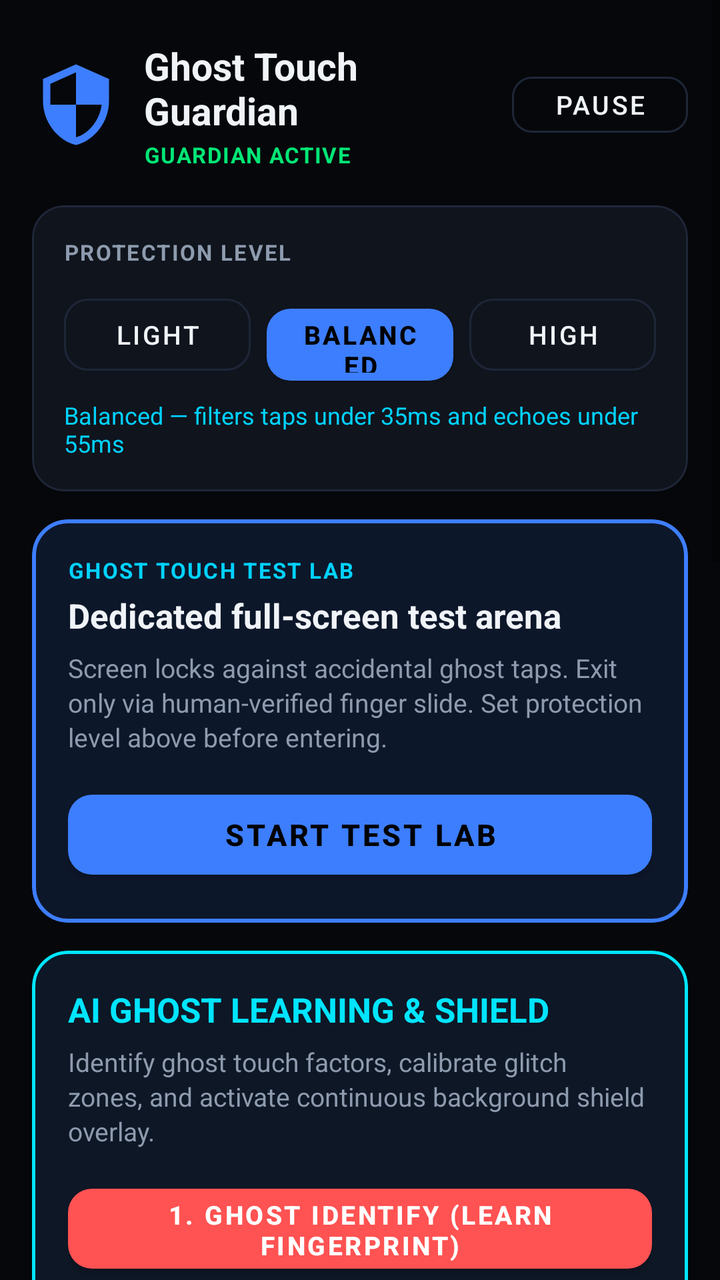
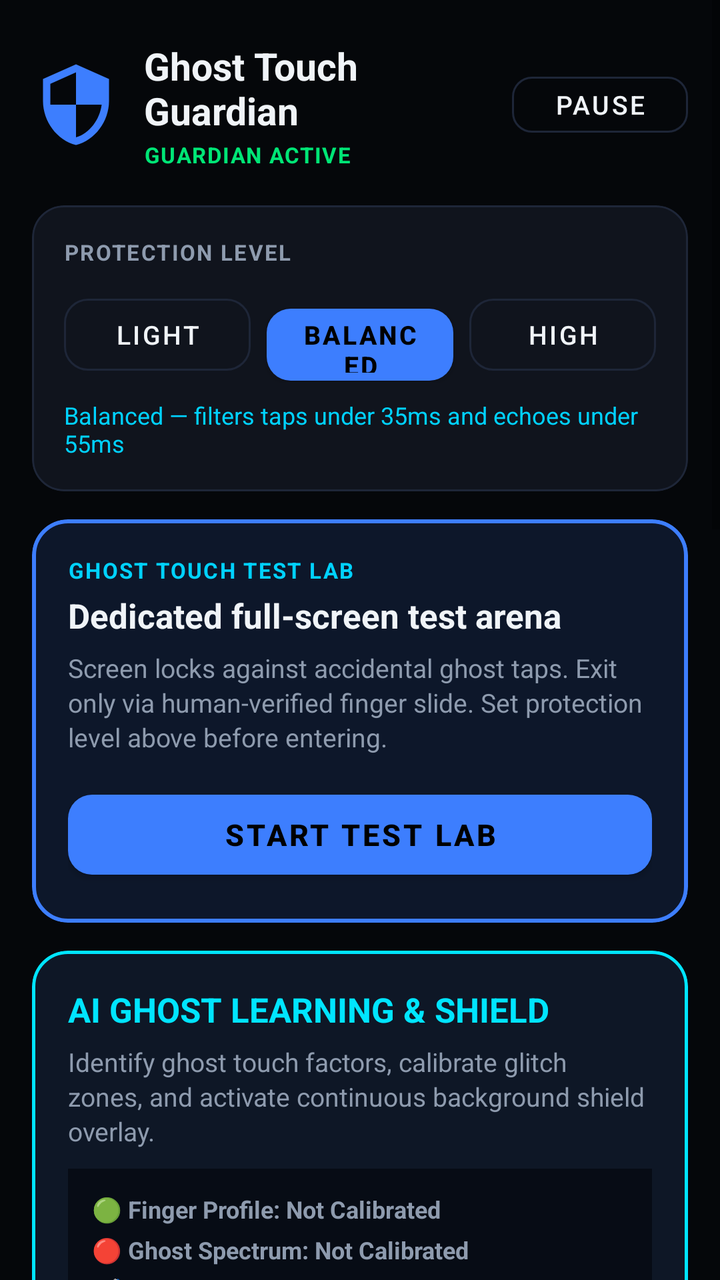

Compare the two renders of this Android layout. The source of the first and the diff that turns it into the second are given below.
<!-- AndroidManifest.xml: application theme Theme.GhostTouchGuardian -->
<!-- res/layout/activity_main.xml -->
<?xml version="1.0" encoding="utf-8"?>
<ScrollView xmlns:android="http://schemas.android.com/apk/res/android"
    xmlns:app="http://schemas.android.com/apk/res-auto"
    android:layout_width="match_parent"
    android:layout_height="match_parent"
    android:background="@color/amoled_black"
    android:fillViewport="true">

    <LinearLayout
        android:layout_width="match_parent"
        android:layout_height="wrap_content"
        android:orientation="vertical"
        android:paddingStart="16dp"
        android:paddingEnd="16dp"
        android:paddingTop="20dp"
        android:paddingBottom="40dp">

        
        <LinearLayout
            android:layout_width="match_parent"
            android:layout_height="wrap_content"
            android:gravity="center_vertical"
            android:orientation="horizontal">

            <ImageView
                android:layout_width="44dp"
                android:layout_height="44dp"
                android:src="@drawable/ic_shield"
                android:contentDescription="Shield"
                app:tint="@color/accent_blue" />

            <LinearLayout
                android:layout_width="0dp"
                android:layout_height="wrap_content"
                android:layout_marginStart="12dp"
                android:layout_weight="1"
                android:orientation="vertical">

                <TextView
                    android:layout_width="wrap_content"
                    android:layout_height="wrap_content"
                    android:text="@string/app_name"
                    android:textColor="@color/text_primary"
                    android:textSize="19sp"
                    android:textStyle="bold" />

                
                <TextView
                    android:id="@+id/tvGuardianStatus"
                    android:layout_width="wrap_content"
                    android:layout_height="wrap_content"
                    android:layout_marginTop="2dp"
                    android:text="GUARDIAN ACTIVE"
                    android:textColor="@color/valid_green"
                    android:textSize="11sp"
                    android:textStyle="bold"
                    android:letterSpacing="0.05" />
            </LinearLayout>

            
            <com.google.android.material.button.MaterialButton
                android:id="@+id/btnToggleGuardian"
                style="@style/Widget.MaterialComponents.Button.OutlinedButton"
                android:layout_width="wrap_content"
                android:layout_height="40dp"
                android:minHeight="0dp"
                android:paddingStart="14dp"
                android:paddingEnd="14dp"
                android:text="Pause"
                android:textColor="@color/text_primary"
                android:textSize="13sp"
                app:cornerRadius="10dp"
                app:strokeColor="@color/card_border" />
        </LinearLayout>

        
        <com.google.android.material.card.MaterialCardView
            android:layout_width="match_parent"
            android:layout_height="wrap_content"
            android:layout_marginTop="18dp"
            app:cardBackgroundColor="@color/card_dark"
            app:cardCornerRadius="16dp"
            app:cardElevation="0dp"
            app:strokeColor="@color/card_border"
            app:strokeWidth="1dp">

            <LinearLayout
                android:layout_width="match_parent"
                android:layout_height="wrap_content"
                android:orientation="vertical"
                android:padding="16dp">

                <TextView
                    android:layout_width="wrap_content"
                    android:layout_height="wrap_content"
                    android:text="PROTECTION LEVEL"
                    android:textColor="@color/text_secondary"
                    android:textSize="11sp"
                    android:textStyle="bold"
                    android:letterSpacing="0.07" />

                
                <LinearLayout
                    android:layout_width="match_parent"
                    android:layout_height="wrap_content"
                    android:layout_marginTop="10dp"
                    android:orientation="horizontal">

                    <com.google.android.material.button.MaterialButton
                        android:id="@+id/btnProfileGaming"
                        style="@style/Widget.MaterialComponents.Button.OutlinedButton"
                        android:layout_width="0dp"
                        android:layout_height="48dp"
                        android:layout_marginEnd="4dp"
                        android:layout_weight="1"
                        android:minHeight="0dp"
                        android:text="Light"
                        android:textColor="@color/text_primary"
                        android:textSize="13sp"
                        app:cornerRadius="12dp"
                        app:strokeColor="@color/card_border" />

                    <com.google.android.material.button.MaterialButton
                        android:id="@+id/btnProfileBalanced"
                        style="@style/Widget.MaterialComponents.Button"
                        android:layout_width="0dp"
                        android:layout_height="48dp"
                        android:layout_marginStart="4dp"
                        android:layout_marginEnd="4dp"
                        android:layout_weight="1"
                        android:minHeight="0dp"
                        android:text="Balanced"
                        android:textSize="13sp"
                        android:textStyle="bold"
                        app:backgroundTint="@color/accent_blue"
                        app:cornerRadius="12dp" />

                    <com.google.android.material.button.MaterialButton
                        android:id="@+id/btnProfileAggressive"
                        style="@style/Widget.MaterialComponents.Button.OutlinedButton"
                        android:layout_width="0dp"
                        android:layout_height="48dp"
                        android:layout_marginStart="4dp"
                        android:layout_weight="1"
                        android:minHeight="0dp"
                        android:text="High"
                        android:textColor="@color/text_primary"
                        android:textSize="13sp"
                        app:cornerRadius="12dp"
                        app:strokeColor="@color/card_border" />
                </LinearLayout>

                
                <TextView
                    android:id="@+id/tvMetricSummary"
                    android:layout_width="wrap_content"
                    android:layout_height="wrap_content"
                    android:layout_marginTop="8dp"
                    android:text="Balanced — filters taps under 35ms and echoes under 55ms"
                    android:textColor="@color/accent_cyan"
                    android:textSize="12sp" />
            </LinearLayout>
        </com.google.android.material.card.MaterialCardView>

        
        <com.google.android.material.card.MaterialCardView
            android:id="@+id/cardOpenLab"
            android:layout_width="match_parent"
            android:layout_height="wrap_content"
            android:layout_marginTop="14dp"
            android:clickable="true"
            android:focusable="true"
            app:cardBackgroundColor="#0D172A"
            app:cardCornerRadius="18dp"
            app:cardElevation="0dp"
            app:strokeColor="@color/accent_blue"
            app:strokeWidth="2dp">

            <LinearLayout
                android:layout_width="match_parent"
                android:layout_height="wrap_content"
                android:orientation="vertical"
                android:padding="18dp">

                <TextView
                    android:layout_width="wrap_content"
                    android:layout_height="wrap_content"
                    android:text="GHOST TOUCH TEST LAB"
                    android:textColor="@color/accent_cyan"
                    android:textSize="11sp"
                    android:textStyle="bold"
                    android:letterSpacing="0.07" />

                <TextView
                    android:layout_width="wrap_content"
                    android:layout_height="wrap_content"
                    android:layout_marginTop="4dp"
                    android:text="Dedicated full-screen test arena"
                    android:textColor="@color/text_primary"
                    android:textSize="17sp"
                    android:textStyle="bold" />

                <TextView
                    android:layout_width="wrap_content"
                    android:layout_height="wrap_content"
                    android:layout_marginTop="6dp"
                    android:text="Screen locks against accidental ghost taps. Exit only via human-verified finger slide. Set protection level above before entering."
                    android:textColor="@color/text_secondary"
                    android:textSize="13sp"
                    android:lineSpacingExtra="2dp" />

                <com.google.android.material.button.MaterialButton
                    android:id="@+id/btnLaunchTestLab"
                    style="@style/Widget.MaterialComponents.Button"
                    android:layout_width="match_parent"
                    android:layout_height="52dp"
                    android:layout_marginTop="14dp"
                    android:text="START TEST LAB"
                    android:textSize="15sp"
                    android:textStyle="bold"
                    app:backgroundTint="@color/accent_blue"
                    app:cornerRadius="12dp" />
            </LinearLayout>
        </com.google.android.material.card.MaterialCardView>

        
        <com.google.android.material.card.MaterialCardView
            android:id="@+id/cardGhostLearning"
            android:layout_width="match_parent"
            android:layout_height="wrap_content"
            android:layout_marginTop="14dp"
            app:cardBackgroundColor="#0E1726"
            app:cardCornerRadius="18dp"
            app:cardElevation="0dp"
            app:strokeColor="#00E5FF"
            app:strokeWidth="1.5dp">

            <LinearLayout
                android:layout_width="match_parent"
                android:layout_height="wrap_content"
                android:orientation="vertical"
                android:padding="18dp">

                <TextView
                    android:layout_width="wrap_content"
                    android:layout_height="wrap_content"
                    android:text="AI GHOST LEARNING &amp; SHIELD"
                    android:textColor="#00E5FF"
                    android:textSize="17sp"
                    android:textStyle="bold" />

                <TextView
                    android:id="@+id/tvGhostLearningDesc"
                    android:layout_width="wrap_content"
                    android:layout_height="wrap_content"
                    android:layout_marginTop="6dp"
                    android:text="Identify ghost touch factors, calibrate glitch zones, and activate continuous background shield overlay."
                    android:textColor="@color/text_secondary"
                    android:textSize="13sp"
                    android:lineSpacingExtra="2dp" />

                <com.google.android.material.button.MaterialButton
                    android:id="@+id/btnGhostIdentify"
                    style="@style/Widget.MaterialComponents.Button"
                    android:layout_width="match_parent"
                    android:layout_height="52dp"
                    android:layout_marginTop="14dp"
                    android:text="1. GHOST IDENTIFY (LEARN FINGERPRINT)"
                    android:textSize="13sp"
                    android:textStyle="bold"
                    app:backgroundTint="#FF5252"
                    android:textColor="#FFFFFF"
                    app:cornerRadius="12dp" />

                <com.google.android.material.button.MaterialButton
                    android:id="@+id/btnAutoCalibrateScreen"
                    style="@style/Widget.MaterialComponents.Button"
                    android:layout_width="match_parent"
                    android:layout_height="50dp"
                    android:layout_marginTop="8dp"
                    android:text="2. AUTO-CALIBRATION (ZONE MAPPER)"
                    android:textSize="13sp"
                    android:textStyle="bold"
                    app:backgroundTint="#00E5FF"
                    android:textColor="#070A11"
                    app:cornerRadius="12dp" />

                <com.google.android.material.button.MaterialButton
                    android:id="@+id/btnToggleHotspotShield"
                    style="@style/Widget.MaterialComponents.Button.OutlinedButton"
                    android:layout_width="match_parent"
                    android:layout_height="48dp"
                    android:layout_marginTop="8dp"
                    android:text="Hotspot Shield: OFF"
                    android:textColor="#FF5252"
                    android:textSize="13sp"
                    android:textStyle="bold"
                    app:cornerRadius="12dp"
                    app:strokeColor="#FF5252" />

                
                <com.google.android.material.button.MaterialButton
                    android:id="@+id/btnToggleSPenMode"
                    style="@style/Widget.MaterialComponents.Button.OutlinedButton"
                    android:layout_width="match_parent"
                    android:layout_height="48dp"
                    android:layout_marginTop="8dp"
                    android:text="Dedicated S Pen Mode: OFF"
                    android:textColor="#B388FF"
                    android:textSize="13sp"
                    android:textStyle="bold"
                    app:cornerRadius="12dp"
                    app:strokeColor="#B388FF" />
            </LinearLayout>
        </com.google.android.material.card.MaterialCardView>

        
        <com.google.android.material.card.MaterialCardView
            android:layout_width="match_parent"
            android:layout_height="wrap_content"
            android:layout_marginTop="14dp"
            app:cardBackgroundColor="@color/card_dark"
            app:cardCornerRadius="16dp"
            app:cardElevation="0dp"
            app:strokeColor="@color/card_border"
            app:strokeWidth="1dp">

            <LinearLayout
                android:layout_width="match_parent"
                android:layout_height="wrap_content"
                android:orientation="vertical"
                android:padding="16dp">

                <TextView
                    android:layout_width="wrap_content"
                    android:layout_height="wrap_content"
                    android:text="LIVE TELEMETRY"
                    android:textColor="@color/text_secondary"
                    android:textSize="11sp"
                    android:textStyle="bold"
                    android:letterSpacing="0.07" />

                <LinearLayout
                    android:layout_width="match_parent"
                    android:layout_height="wrap_content"
                    android:layout_marginTop="10dp"
                    android:orientation="horizontal">

                    <LinearLayout
                        android:layout_width="0dp"
                        android:layout_height="wrap_content"
                        android:layout_weight="1"
                        android:orientation="vertical">

                        <TextView
                            android:layout_width="wrap_content"
                            android:layout_height="wrap_content"
                            android:text="Ghost Taps"
                            android:textColor="@color/text_muted"
                            android:textSize="12sp" />

                        <TextView
                            android:id="@+id/tvGhostCount"
                            android:layout_width="wrap_content"
                            android:layout_height="wrap_content"
                            android:text="0"
                            android:textColor="@color/ghost_red"
                            android:textSize="30sp"
                            android:textStyle="bold" />
                    </LinearLayout>

                    <View
                        android:layout_width="1dp"
                        android:layout_height="44dp"
                        android:layout_gravity="center_vertical"
                        android:background="@color/card_border" />

                    <LinearLayout
                        android:layout_width="0dp"
                        android:layout_height="wrap_content"
                        android:layout_weight="1"
                        android:orientation="vertical"
                        android:paddingStart="12dp">

                        <TextView
                            android:layout_width="wrap_content"
                            android:layout_height="wrap_content"
                            android:text="Echoes"
                            android:textColor="@color/text_muted"
                            android:textSize="12sp" />

                        <TextView
                            android:id="@+id/tvEchoCount"
                            android:layout_width="wrap_content"
                            android:layout_height="wrap_content"
                            android:text="0"
                            android:textColor="#FFA726"
                            android:textSize="30sp"
                            android:textStyle="bold" />
                    </LinearLayout>

                    <View
                        android:layout_width="1dp"
                        android:layout_height="44dp"
                        android:layout_gravity="center_vertical"
                        android:background="@color/card_border" />

                    <LinearLayout
                        android:layout_width="0dp"
                        android:layout_height="wrap_content"
                        android:layout_weight="1"
                        android:orientation="vertical"
                        android:paddingStart="12dp">

                        <TextView
                            android:layout_width="wrap_content"
                            android:layout_height="wrap_content"
                            android:text="RAM Fixed"
                            android:textColor="@color/text_muted"
                            android:textSize="12sp" />

                        <TextView
                            android:id="@+id/tvRamUsage"
                            android:layout_width="wrap_content"
                            android:layout_height="wrap_content"
                            android:text="~3.6 KB"
                            android:textColor="@color/valid_green"
                            android:textSize="24sp"
                            android:textStyle="bold" />
                    </LinearLayout>
                </LinearLayout>
            </LinearLayout>
        </com.google.android.material.card.MaterialCardView>

        
        <com.google.android.material.card.MaterialCardView
            android:layout_width="match_parent"
            android:layout_height="wrap_content"
            android:layout_marginTop="14dp"
            app:cardBackgroundColor="@color/card_dark"
            app:cardCornerRadius="16dp"
            app:cardElevation="0dp"
            app:strokeColor="@color/card_border"
            app:strokeWidth="1dp">

            <LinearLayout
                android:layout_width="match_parent"
                android:layout_height="wrap_content"
                android:orientation="vertical"
                android:padding="16dp">

                <TextView
                    android:layout_width="wrap_content"
                    android:layout_height="wrap_content"
                    android:text="SERVICE STATUS"
                    android:textColor="@color/text_secondary"
                    android:textSize="11sp"
                    android:textStyle="bold"
                    android:letterSpacing="0.07" />

                
                <LinearLayout
                    android:layout_width="match_parent"
                    android:layout_height="wrap_content"
                    android:layout_marginTop="10dp"
                    android:orientation="horizontal">

                    <TextView
                        android:id="@+id/tvStatusService"
                        android:layout_width="wrap_content"
                        android:layout_height="wrap_content"
                        android:background="@drawable/badge_green"
                        android:paddingStart="10dp"
                        android:paddingEnd="10dp"
                        android:paddingTop="4dp"
                        android:paddingBottom="4dp"
                        android:text="Service ON"
                        android:textColor="#0A0A0A"
                        android:textSize="11sp"
                        android:textStyle="bold" />

                    <TextView
                        android:id="@+id/tvStatusBoot"
                        android:layout_width="wrap_content"
                        android:layout_height="wrap_content"
                        android:layout_marginStart="8dp"
                        android:background="@drawable/badge_cyan"
                        android:paddingStart="10dp"
                        android:paddingEnd="10dp"
                        android:paddingTop="4dp"
                        android:paddingBottom="4dp"
                        android:text="Auto-Start"
                        android:textColor="#0A0A0A"
                        android:textSize="11sp"
                        android:textStyle="bold" />

                </LinearLayout>

                <TextView
                    android:layout_width="wrap_content"
                    android:layout_height="wrap_content"
                    android:layout_marginTop="10dp"
                    android:text="Zero battery drain  •  Screen-off protection  •  Boot persistent"
                    android:textColor="@color/text_muted"
                    android:textSize="12sp" />
            </LinearLayout>
        </com.google.android.material.card.MaterialCardView>

        
        <com.google.android.material.card.MaterialCardView
            android:layout_width="match_parent"
            android:layout_height="wrap_content"
            android:layout_marginTop="14dp"
            app:cardBackgroundColor="@color/card_dark"
            app:cardCornerRadius="16dp"
            app:cardElevation="0dp"
            app:strokeColor="@color/card_border"
            app:strokeWidth="1dp">

            <LinearLayout
                android:layout_width="match_parent"
                android:layout_height="wrap_content"
                android:orientation="vertical"
                android:padding="16dp">

                <TextView
                    android:layout_width="wrap_content"
                    android:layout_height="wrap_content"
                    android:text="SETTINGS"
                    android:textColor="@color/text_secondary"
                    android:textSize="11sp"
                    android:textStyle="bold"
                    android:letterSpacing="0.07" />

                
                <LinearLayout
                    android:layout_width="match_parent"
                    android:layout_height="wrap_content"
                    android:layout_marginTop="12dp"
                    android:orientation="vertical">

                    <TextView
                        android:id="@+id/tvHardwareTitle"
                        android:layout_width="wrap_content"
                        android:layout_height="wrap_content"
                        android:text="HARDWARE TOUCH CALIBRATION"
                        android:textColor="@color/text_primary"
                        android:textSize="13sp"
                        android:textStyle="bold" />

                    <TextView
                        android:id="@+id/tvHardwareDesc"
                        android:layout_width="wrap_content"
                        android:layout_height="wrap_content"
                        android:layout_marginTop="4dp"
                        android:text="Recalibrate capacitive digitizer to eliminate phantom drift."
                        android:textColor="@color/text_secondary"
                        android:textSize="12sp"
                        android:lineSpacingExtra="2dp" />

                    <com.google.android.material.button.MaterialButton
                        android:id="@+id/btnHardwareCalibrate"
                        style="@style/Widget.MaterialComponents.Button.OutlinedButton"
                        android:layout_width="match_parent"
                        android:layout_height="46dp"
                        android:layout_marginTop="10dp"
                        android:text="OPEN CALIBRATION"
                        android:textColor="@color/accent_cyan"
                        android:textSize="13sp"
                        android:textStyle="bold"
                        app:cornerRadius="12dp"
                        app:strokeColor="@color/accent_cyan" />
                </LinearLayout>

                <View
                    android:layout_width="match_parent"
                    android:layout_height="1dp"
                    android:layout_marginTop="14dp"
                    android:layout_marginBottom="2dp"
                    android:background="@color/card_border" />

                
                <com.google.android.material.button.MaterialButton
                    android:id="@+id/btnToggleTestingAlerts"
                    style="@style/Widget.MaterialComponents.Button.OutlinedButton"
                    android:layout_width="match_parent"
                    android:layout_height="46dp"
                    android:layout_marginTop="8dp"
                    android:text="Testing Haptics: OFF (Silent)"
                    android:textColor="@color/text_secondary"
                    android:textSize="13sp"
                    app:cornerRadius="12dp"
                    app:strokeColor="@color/card_border" />

                
                <com.google.android.material.button.MaterialButton
                    android:id="@+id/btnFlushMemory"
                    style="@style/Widget.MaterialComponents.Button.OutlinedButton"
                    android:layout_width="match_parent"
                    android:layout_height="46dp"
                    android:layout_marginTop="8dp"
                    android:text="Flush Event Buffer"
                    android:textColor="@color/text_primary"
                    android:textSize="13sp"
                    app:cornerRadius="12dp"
                    app:strokeColor="@color/card_border" />

            </LinearLayout>
        </com.google.android.material.card.MaterialCardView>

    </LinearLayout>
</ScrollView>
<!-- resources referenced by this layout -->
<resources>
  <color name="accent_blue">#3D7EFE</color>
  <color name="accent_cyan">#00D2FF</color>
  <color name="amoled_black">#05070A</color>
  <color name="card_border">#1E2638</color>
  <color name="card_dark">#10141D</color>
  <color name="ghost_red">#FF4B4B</color>
  <color name="text_muted">#4E5D73</color>
  <color name="text_primary">#F0F4F8</color>
  <color name="text_secondary">#8E9BAE</color>
  <color name="valid_green">#00E676</color>
  <!-- drawable badge_cyan (drawable) -->
  <?xml version="1.0" encoding="utf-8"?>
  <shape xmlns:android="http://schemas.android.com/apk/res/android"
      android:shape="rectangle">
      <solid android:color="#00BCD4" />
      <corners android:radius="6dp" />
  </shape>
  <!-- drawable badge_green (drawable) -->
  <?xml version="1.0" encoding="utf-8"?>
  <shape xmlns:android="http://schemas.android.com/apk/res/android"
      android:shape="rectangle">
      <solid android:color="#00E676" />
      <corners android:radius="6dp" />
  </shape>
  <!-- drawable ic_shield (drawable) -->
  <vector xmlns:android="http://schemas.android.com/apk/res/android"
      android:width="24dp"
      android:height="24dp"
      android:viewportWidth="24"
      android:viewportHeight="24">
      <path
          android:fillColor="#3D7EFE"
          android:pathData="M12,1L3,5v6c0,5.55 3.84,10.74 9,12c5.16,-1.26 9,-6.45 9,-12V5L12,1zM12,11.99h7c-0.53,4.12 -3.28,7.79 -7,8.94V12H5V6.3l7,-3.11V11.99z" />
  </vector>
  <string name="app_name">Ghost Touch Guardian</string>
  <style name="Theme.GhostTouchGuardian" parent="Theme.MaterialComponents.DayNight.NoActionBar">
          <item name="colorPrimary">@color/accent_blue</item>
          <item name="colorPrimaryVariant">@color/accent_cyan</item>
          <item name="colorOnPrimary">@color/black</item>
          <item name="android:windowBackground">@color/amoled_black</item>
          <item name="android:statusBarColor">@color/amoled_black</item>
          <item name="android:navigationBarColor">@color/amoled_black</item>
      </style>
  <color name="black">#000000</color>
</resources>

<!-- the commit's change to res/layout/activity_main.xml (unified diff, before → after) -->
@@ -259,6 +259,46 @@
                     android:textSize="13sp"
                     android:lineSpacingExtra="2dp" />
 
+                
+                <LinearLayout
+                    android:id="@+id/panelAiStatus"
+                    android:layout_width="match_parent"
+                    android:layout_height="wrap_content"
+                    android:layout_marginTop="10dp"
+                    android:background="#070C15"
+                    android:orientation="vertical"
+                    android:padding="12dp">
+
+                    <TextView
+                        android:id="@+id/tvAiFingerStatus"
+                        android:layout_width="wrap_content"
+                        android:layout_height="wrap_content"
+                        android:text="🟢 Finger Profile: Not Calibrated"
+                        android:textColor="@color/text_secondary"
+                        android:textSize="12sp"
+                        android:textStyle="bold" />
+
+                    <TextView
+                        android:id="@+id/tvAiGhostStatus"
+                        android:layout_width="wrap_content"
+                        android:layout_height="wrap_content"
+                        android:layout_marginTop="4dp"
+                        android:text="🔴 Ghost Spectrum: Not Calibrated"
+                        android:textColor="@color/text_secondary"
+                        android:textSize="12sp"
+                        android:textStyle="bold" />
+
+                    <TextView
+                        android:id="@+id/tvAiSPenStatus"
+                        android:layout_width="wrap_content"
+                        android:layout_height="wrap_content"
+                        android:layout_marginTop="4dp"
+                        android:text="🖊️ Dedicated S Pen: OFF"
+                        android:textColor="@color/text_secondary"
+                        android:textSize="12sp"
+                        android:textStyle="bold" />
+                </LinearLayout>
+
                 <com.google.android.material.button.MaterialButton
                     android:id="@+id/btnGhostIdentify"
                     style="@style/Widget.MaterialComponents.Button"
